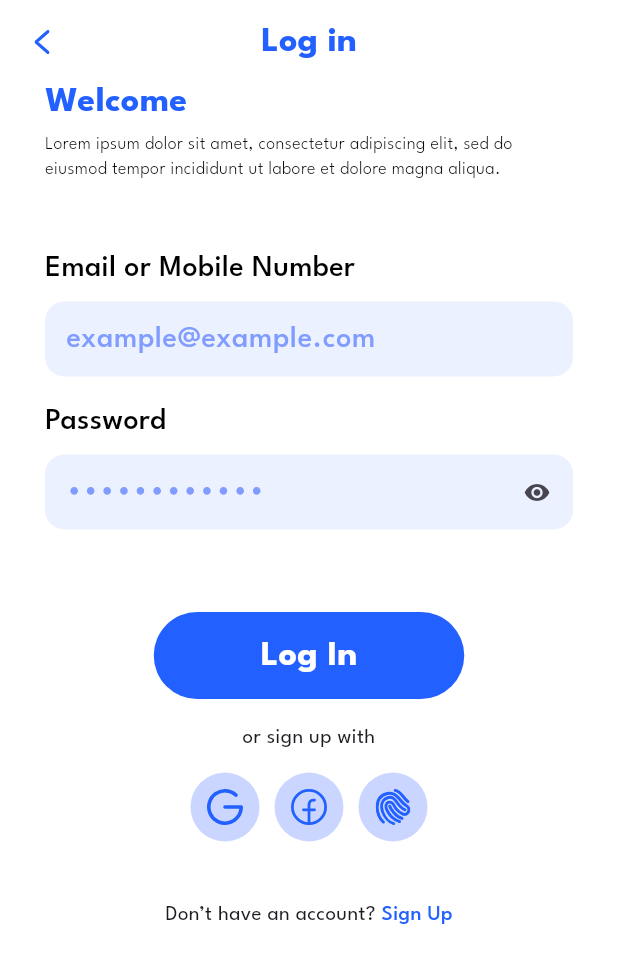
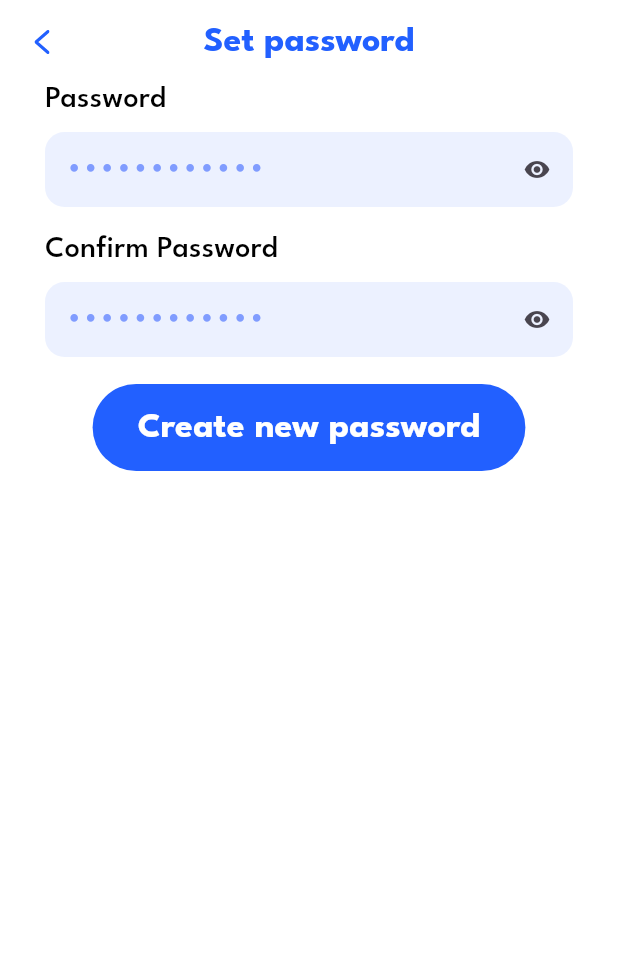
Before and after one commit to IvanLiakhDEV/flutter-markup, a Flutter app: the screen it shows after launch, on a phone screen of 412 x 824 dp. Shown: the top 963 px of the screen. Run offline on Flutter 3.47's test engine with Material 3 defaults, Android fonts, the light colour scheme and no system bars; our stand-ins replace flutter_svg.

Commit message:
Створено нові екрани, імплементовано віджет AuthFooter

```diff
--- a/lib/core/enums.dart
+++ b/lib/core/enums.dart
@@ -1 +1 @@
-enum AppInputType { text, email, phone, number, password }
+enum AppInputType { text, email, phone, number, password, date }
--- a/lib/main.dart
+++ b/lib/main.dart
@@ -1,5 +1,7 @@
 import 'package:flutter/material.dart';
 import 'package:flutter_markup/screens/authentication/login-screen.dart';
+import 'package:flutter_markup/screens/authentication/set-password-screen.dart';
+import 'package:flutter_markup/screens/authentication/signup-screen.dart';
 import './screens/home-screen.dart';
 import './screens/preview-screen.dart';
 import './screens/welcome-screen.dart';
@@ -27,7 +29,9 @@ class MainApp extends StatelessWidget {
 
       // home: const PreviewScreen(),
       // home: Welcomescreen(),
-      home: LoginScreen(),
+      // home: LoginScreen(),
+      // home: SignUpScreen(),
+      home: SetPasswordScreen(),
     );
   }
 }
--- a/lib/screens/authentication/login-screen.dart
+++ b/lib/screens/authentication/login-screen.dart
@@ -2,8 +2,7 @@ import 'package:flutter/material.dart';
 import 'package:flutter_markup/core/app-style.dart';
 import 'package:flutter_markup/core/enums.dart';
 import 'package:flutter_markup/widgets/app-appbar.dart';
-import 'package:flutter_markup/widgets/app-auth-method-button.dart';
-import 'package:flutter_markup/widgets/app-button.dart';
+import 'package:flutter_markup/widgets/app-auth-footer.dart';
 import 'package:flutter_markup/widgets/app-input.dart';
 
 class LoginScreen extends StatelessWidget {
@@ -51,47 +50,16 @@ class LoginScreen extends StatelessWidget {
                     label: 'Password ',
                   ),
                   SizedBox(height: 55),
-                  Center(
-                    child: AppButton(
-                      text: 'Log In',
-                      backgroundColor: AppColors.scaffoldBackground,
-                      textColor: Colors.white,
-                      onPressed: () => print('Log in'),
-                    ),
-                  ),
-                  SizedBox(height: 16),
-                  Text(
-                    'or sign up with',
-                    style: AppTextStyles.sm,
-                    textAlign: TextAlign.center,
-                  ),
-                  SizedBox(height: 12),
-                  Center(
-                    child: SizedBox(
-                      width: 160,
-                      child: Row(
-                        mainAxisAlignment: MainAxisAlignment.spaceBetween,
-                        children: [
-                          AppAuthMethodButton(icon: 'google'),
-                          AppAuthMethodButton(icon: 'facebook'),
-                          AppAuthMethodButton(icon: 'fingerprint'),
-                        ],
-                      ),
-                    ),
-                  ),
-                  SizedBox(height: 38),
-                  Row(
-                    mainAxisAlignment: MainAxisAlignment.center,
-                    children: [
-                      Text('Don’t have an account? ', style: AppTextStyles.sm),
-                      Text(
-                        'Sign Up',
-                        style: AppTextStyles.sm.copyWith(
-                          color: AppColors.textPrimary,
-                          fontWeight: FontWeight.w500,
-                        ),
-                      ),
-                    ],
+                  AuthFooter(
+                    bottomLinkText: 'Don’t have an account?',
+                    bottomTextSuffix: 'Sign Up',
+                    buttonText: 'Log In',
+                    onButtonPressed: () {
+                      print('Log In');
+                    },
+                    onBottomLinkPressed: () {
+                      print('Bottom link');
+                    },
                   ),
                 ],
               ),
--- /dev/null
+++ b/lib/screens/authentication/set-password-screen.dart
@@ -0,0 +1,53 @@
+import 'package:flutter/material.dart';
+import 'package:flutter_markup/core/enums.dart';
+import 'package:flutter_markup/widgets/app-appbar.dart';
+import 'package:flutter_markup/widgets/app-auth-footer.dart';
+import 'package:flutter_markup/widgets/app-input.dart';
+
+class SetPasswordScreen extends StatelessWidget {
+  const SetPasswordScreen({super.key});
+
+  @override
+  Widget build(BuildContext context) {
+    return Scaffold(
+      appBar: AppBarWidget(title: 'Set password'),
+      body: SafeArea(
+        child: SingleChildScrollView(
+          child: Padding(
+            padding: const EdgeInsets.symmetric(horizontal: 30),
+            child: ConstrainedBox(
+              constraints: const BoxConstraints(maxWidth: 400),
+              child: Column(
+                crossAxisAlignment: CrossAxisAlignment.stretch,
+                mainAxisSize: MainAxisSize.min,
+                spacing: 18,
+                children: [
+                  AppInput(
+                    placeholder: '••••••••••••',
+                    type: AppInputType.password,
+                    label: 'Password ',
+                    visibility: false,
+                  ),
+                  AppInput(
+                    placeholder: '••••••••••••',
+                    type: AppInputType.password,
+                    label: 'Confirm Password',
+                    visibility: false,
+                  ),
+                  AuthFooter(
+                    bottomLinkText: '',
+                    bottomTextSuffix: '',
+                    buttonText: 'Create new password',
+                    showSocialIcons: false,
+                    onButtonPressed: () {},
+                    onBottomLinkPressed: () {},
+                  ),
+                ],
+              ),
+            ),
+          ),
+        ),
+      ),
+    );
+  }
+}
```
Also changed, not shown: lib/screens/authentication/signup-screen.dart (added, +71 -0 lines).
